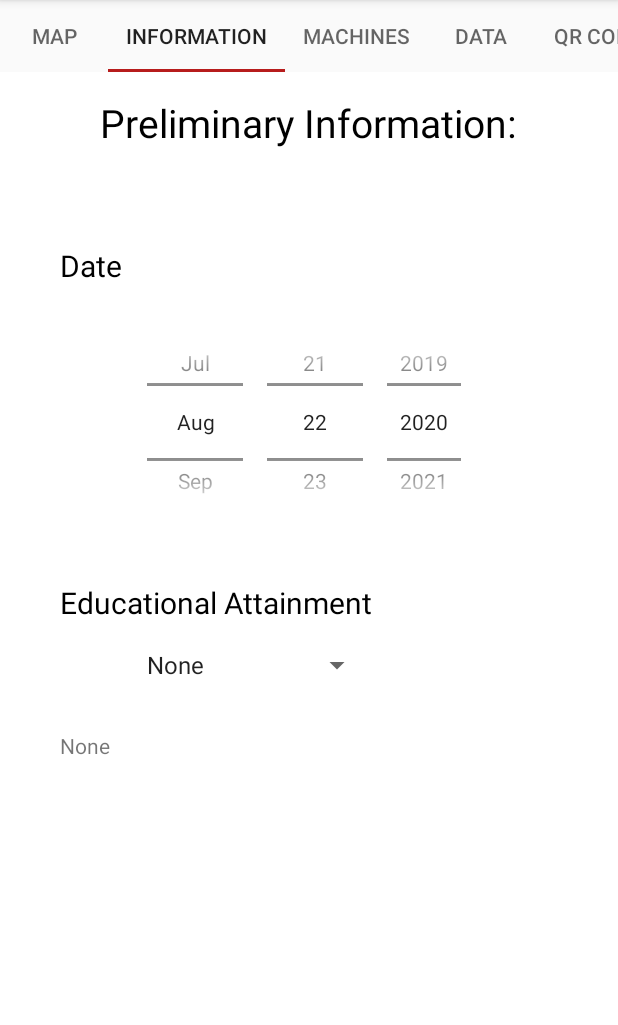
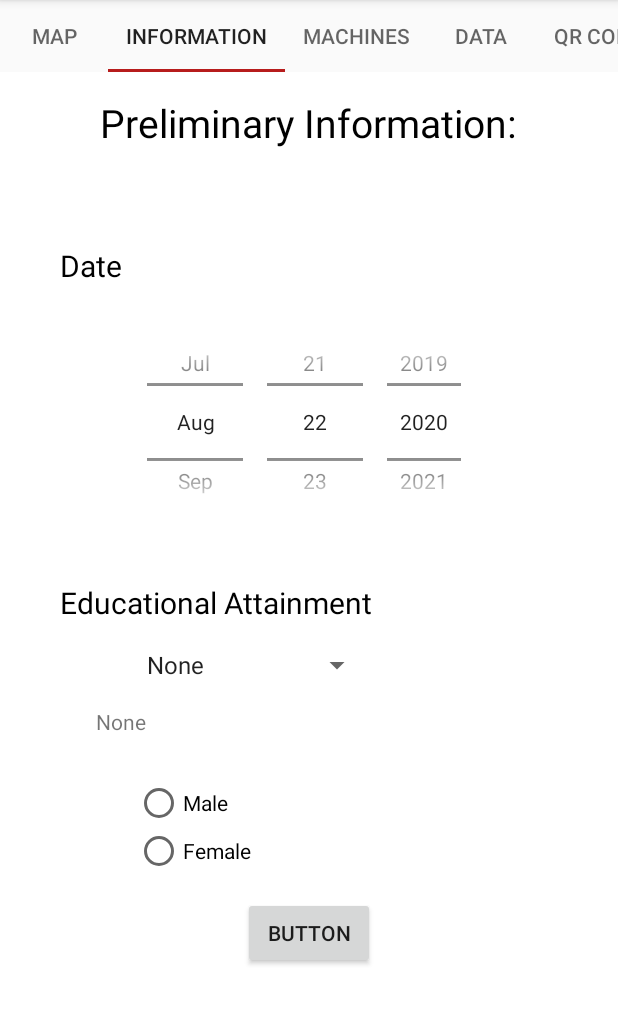
Before and after one commit to gwapongharjin/design, an Android app: the screen it shows after launch (MainActivity), tab 2 chosen, on a phone screen of 412 x 824 dp, the part 84-1109 px from its top. Run offline under Robolectric (Android 15) with nearby library versions, the phone set to English and light mode, and no system bars.

```diff
--- a/app/src/main/java/com/m3das/biomech/design/fragments/InfoFragment.java
+++ b/app/src/main/java/com/m3das/biomech/design/fragments/InfoFragment.java
@@ -48,8 +48,6 @@ public class InfoFragment extends Fragment {
             @Override
             public void onNothingSelected(AdapterView <?> parent) {
             }
-            //TODO comment
-            //from gwapongharjin agin 123
         });
         return v;
     }
--- a/app/src/main/res/layout/info_fragment.xml
+++ b/app/src/main/res/layout/info_fragment.xml
@@ -55,14 +55,12 @@
             android:id="@+id/button"
             android:layout_width="wrap_content"
             android:layout_height="wrap_content"
-            android:layout_marginTop="700dp"
+            android:layout_marginTop="550dp"
             android:text="Button"
             app:layout_constraintBottom_toBottomOf="parent"
             app:layout_constraintEnd_toEndOf="parent"
-            app:layout_constraintHorizontal_bias="0.464"
             app:layout_constraintStart_toStartOf="parent"
-            app:layout_constraintTop_toBottomOf="@+id/datePicker1"
-            app:layout_constraintVertical_bias="0.0" />
+            app:layout_constraintTop_toTopOf="parent" />
 
         <Spinner
             android:id="@+id/spinner"
@@ -90,10 +88,31 @@
             android:id="@+id/textView3"
             android:layout_width="wrap_content"
             android:layout_height="wrap_content"
-            android:layout_marginTop="32dp"
+            android:layout_marginStart="24dp"
+            android:layout_marginTop="16dp"
             android:text="TextView"
             app:layout_constraintStart_toStartOf="@+id/tvEduc"
             app:layout_constraintTop_toBottomOf="@+id/spinner" />
+
+        <RadioGroup
+            android:layout_width="wrap_content"
+            android:layout_height="wrap_content"
+            android:layout_marginTop="64dp"
+            app:layout_constraintStart_toStartOf="@+id/spinner"
+            app:layout_constraintTop_toBottomOf="@+id/spinner">
+
+            <RadioButton
+                android:id="@+id/radioButton"
+                android:layout_width="match_parent"
+                android:layout_height="wrap_content"
+                android:text="Male" />
+
+            <RadioButton
+                android:id="@+id/radioButton2"
+                android:layout_width="match_parent"
+                android:layout_height="wrap_content"
+                android:text="Female" />
+        </RadioGroup>
 
 
     </androidx.constraintlayout.widget.ConstraintLayout>
```
